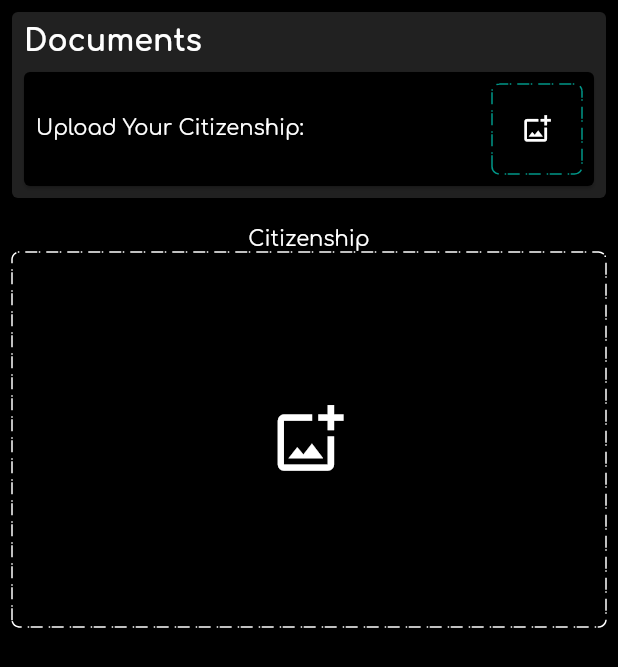
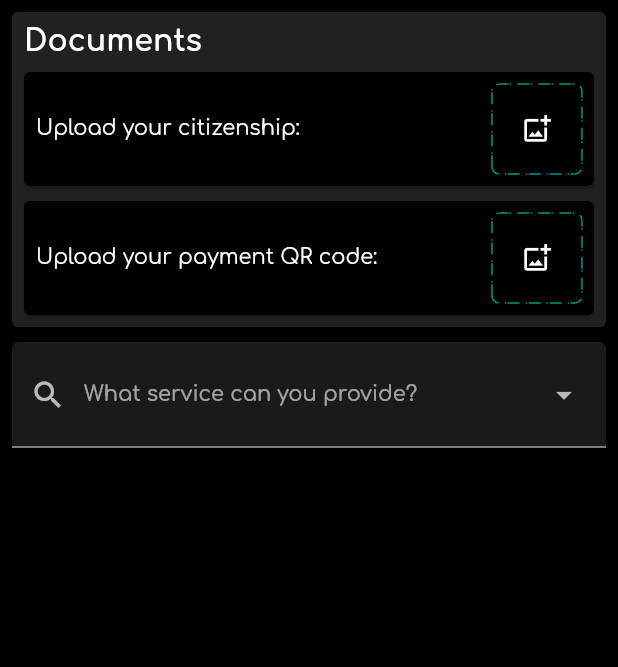
Before and after one commit to abhishekjaswl/khoj_handyman_app, a Flutter app: the UploadDocuments screen opened directly, on a phone screen of 412 x 824 dp. Shown: the top 667 px of the screen. Run offline on Flutter 3.47's test engine with Material 2 defaults, Android fonts, the phone set to English and light mode, and no system bars; drawn by our look-alikes of dotted_border; our stand-ins replace image_picker, lottie, otp_text_field; missing offline and left inert: avatars, cloudinary_public.

Commit message:
updated_snackbar | upload_picture_in_one

```diff
--- a/mobile_app/lib/core/models/user_model.dart
+++ b/mobile_app/lib/core/models/user_model.dart
@@ -8,6 +8,7 @@ class User {
   String role;
   String status;
   String? profilePicUrl;
+  String? citizenshipUrl;
 
   User(
     this.id,
@@ -19,6 +20,7 @@ class User {
     this.role,
     this.status,
     this.profilePicUrl,
+    this.citizenshipUrl,
   );
 
   factory User.fromJson(Map<String, dynamic> json) {
@@ -32,6 +34,7 @@ class User {
       (json['role']),
       (json['status']),
       (json['profilePicUrl']),
+      (json['citizenshipUrl']),
     );
   }
 
@@ -45,5 +48,6 @@ class User {
         'role': role,
         'status': status,
         'profilePicUrl': profilePicUrl,
+        'citizenshipUrl': citizenshipUrl,
       };
 }
--- a/mobile_app/lib/core/providers/currentuser_provider.dart
+++ b/mobile_app/lib/core/providers/currentuser_provider.dart
@@ -3,7 +3,7 @@ import 'package:flutter/widgets.dart';
 import '../models/user_model.dart';
 
 class CurrentUser extends ChangeNotifier {
-  User _currentUser = User('', '', '', '', 0, '', '', '', '');
+  User _currentUser = User('', '', '', '', 0, '', '', '', '', '');
 
   User get user => _currentUser;
 
@@ -17,7 +17,12 @@ class CurrentUser extends ChangeNotifier {
     notifyListeners();
   }
 
+  void updateCitizenshipUrl(String newCitizenship) {
+    _currentUser.citizenshipUrl = newCitizenship;
+    notifyListeners();
+  }
+
   void logoutUser() {
-    _currentUser = User('', '', '', '', 0, '', '', '', '');
+    _currentUser = User('', '', '', '', 0, '', '', '', '', '');
   }
 }
--- a/mobile_app/lib/ui/pages/kycForm/pages/upload_documents.dart
+++ b/mobile_app/lib/ui/pages/kycForm/pages/upload_documents.dart
@@ -1,33 +1,42 @@
+import 'package:avatars/avatars.dart';
 import 'package:dotted_border/dotted_border.dart';
 import 'package:flutter/material.dart';
-import 'package:image_picker/image_picker.dart';
+import 'package:mobile_app/core/services/uploadimage_service.dart';
 import 'package:provider/provider.dart';
 
 import '../../../../core/providers/currentuser_provider.dart';
-import '../../../../core/services/user_service.dart';
 
 class UploadDocuments extends StatefulWidget {
-  final GlobalKey<ScaffoldState> _scaffoldKey = GlobalKey<ScaffoldState>();
-  UploadDocuments({super.key});
+  const UploadDocuments({super.key});
 
   @override
   State<UploadDocuments> createState() => _UploadDocumentsState();
 }
 
+enum IconLabel {
+  plumbing('Plumbing', Icons.plumbing),
+  electrical('Electrical', Icons.electrical_services),
+  cleaning('Cleaning Services', Icons.cleaning_services),
+  carpentry('Carpentry', Icons.carpenter),
+  painting('Painting', Icons.format_paint),
+  landscaping('Landscaping', Icons.landscape);
+
+  const IconLabel(this.label, this.icon);
+  final String label;
+  final IconData icon;
+}
+
 class _UploadDocumentsState extends State<UploadDocuments> {
-  final UserService userService = UserService();
+  final UploadImageService uploadImageService = UploadImageService();
 
-  Future<void> _pickImage(ImageSource source, context, id) async {
-    await userService.uploadProfilePic(
-      source: source,
-      context: context,
-      id: id,
-    );
-  }
+  final TextEditingController iconController = TextEditingController();
+
+  IconLabel? selectedIcon;
 
   @override
   Widget build(BuildContext context) {
-    return Padding(
+    return Scaffold(
+      body: Padding(
         padding: const EdgeInsets.all(8.0),
         child: Column(
           children: [
@@ -46,93 +55,10 @@ class _UploadDocumentsState extends State<UploadDocuments> {
                       ),
                     ),
                     GestureDetector(
-                      onTap: () {
-                        showDialog(
+                      onTap: () async {
+                        await uploadImageService.showImageSourceDialog(
                           context: context,
-                          builder: (context) => AlertDialog(
-                            title: const Text(
-                              'Select image from',
-                              textAlign: TextAlign.center,
-                            ),
-                            content: Column(
-                              mainAxisSize: MainAxisSize.min,
-                              crossAxisAlignment: CrossAxisAlignment.stretch,
-                              children: [
-                                ElevatedButton(
-                                  onPressed: () {
-                                    Navigator.of(context).pop();
-                                    _pickImage(
-                                        ImageSource.gallery,
-                                        widget._scaffoldKey.currentContext,
-                                        Provider.of<CurrentUser>(
-                                          context,
-                                          listen: false,
-                                        ).user.id);
-                                  },
-                                  style: ElevatedButton.styleFrom(
-                                    backgroundColor:
-                                        Theme.of(context).colorScheme.secondary,
-                                  ),
-                                  child: Row(
-                                    mainAxisAlignment: MainAxisAlignment.center,
-                                    children: [
-                                      Icon(
-                                        Icons.image,
-                                        color: Theme.of(context)
-                                            .colorScheme
-                                            .primary,
-                                      ),
-                                      Text(
-                                        'Gallery',
-                                        style: TextStyle(
-                                          fontSize: 18,
-                                          color: Theme.of(context)
-                                              .colorScheme
-                                              .primary,
-                                        ),
-                                      ),
-                                    ],
-                                  ),
-                                ),
-                                ElevatedButton(
-                                  onPressed: () {
-                                    Navigator.of(context).pop();
-                                    _pickImage(
-                                        ImageSource.camera,
-                                        widget._scaffoldKey.currentContext,
-                                        Provider.of<CurrentUser>(context,
-                                                listen: false)
-                                            .user
-                                            .id);
-                                  },
-                                  style: ElevatedButton.styleFrom(
-                                    backgroundColor:
-                                        Theme.of(context).colorScheme.secondary,
-                                  ),
-                                  child: Row(
-                                    mainAxisAlignment: MainAxisAlignment.center,
-                                    children: [
-                                      Icon(
-                                        Icons.camera_alt,
-                                        color: Theme.of(context)
-                                            .colorScheme
-                                            .primary,
-                                      ),
-                                      Text(
-                                        'Camera',
-                                        style: TextStyle(
-                                          fontSize: 18,
-                                          color: Theme.of(context)
-                                              .colorScheme
-                                              .primary,
-                                        ),
-                                      ),
-                                    ],
-                                  ),
-                                ),
-                              ],
-                            ),
-                          ),
+                          purpose: 'Citizenship',
                         );
                       },
                       child: Card(
@@ -143,20 +69,88 @@ class _UploadDocumentsState extends State<UploadDocuments> {
                           child: Row(
                             mainAxisAlignment: MainAxisAlignment.spaceBetween,
                             children: [
-                              const Text('Upload Your Citizenship:'),
+                              const Text('Upload your citizenship:'),
                               SizedBox(
                                 height: 60,
                                 width: 60,
-                                child: DottedBorder(
+                                child: Provider.of<CurrentUser>(context)
+                                        .user
+                                        .citizenshipUrl!
+                                        .isEmpty
+                                    ? DottedBorder(
                                         borderType: BorderType.RRect,
                                         strokeCap: StrokeCap.square,
                                         radius: const Radius.circular(5),
                                         dashPattern: const [2, 0, 5],
-                                  color: Theme.of(context).colorScheme.tertiary,
+                                        color: Theme.of(context)
+                                            .colorScheme
+                                            .tertiary,
                                         child: const Center(
                                           child: Icon(
                                             Icons.add_photo_alternate_outlined,
                                             size: 20,
+                                          ),
+                                        ),
+                                      )
+                                    : Avatar(
+                                        shape: AvatarShape.rectangle(60, 60),
+                                        sources: [
+                                          NetworkSource(
+                                              Provider.of<CurrentUser>(context)
+                                                  .user
+                                                  .citizenshipUrl!)
+                                        ],
+                                      ),
+                              ),
+                            ],
+                          ),
+                        ),
+                      ),
+                    ),
+                    GestureDetector(
+                      onTap: () {},
+                      child: Card(
+                        color: Colors.black,
+                        margin: const EdgeInsets.only(top: 10),
+                        child: Padding(
+                          padding: const EdgeInsets.all(8.0),
+                          child: Row(
+                            mainAxisAlignment: MainAxisAlignment.spaceBetween,
+                            children: [
+                              const Text('Upload your payment QR code:'),
+                              SizedBox(
+                                height: 60,
+                                width: 60,
+                                child: Provider.of<CurrentUser>(context)
+                                        .user
+                                        .citizenshipUrl!
+                                        .isEmpty
+                                    ? DottedBorder(
+                                        borderType: BorderType.RRect,
+                                        strokeCap: StrokeCap.square,
+                                        radius: const Radius.circular(5),
+                                        dashPattern: const [2, 0, 5],
+                                        color: Theme.of(context)
+                                            .colorScheme
+                                            .tertiary,
+                                        child: const Center(
+                                          child: Icon(
+                                            Icons.add_photo_alternate_outlined,
+                                            size: 20,
+                                          ),
+                                        ),
+                                      )
+                                    : Avatar(
+                                        shape: AvatarShape.rectangle(60, 60),
+                                        sources: [
+                                          NetworkSource(
+                                              Provider.of<CurrentUser>(context)
+                                                  .user
+                                                  .citizenshipUrl!)
+                                        ],
+                                      ),
+                              ),
+                            ],
                           ),
                         ),
                       ),
@@ -164,36 +158,39 @@ class _UploadDocumentsState extends State<UploadDocuments> {
                   ],
                 ),
               ),
-                      )),
-                ],
-              ),
-            ),
             ),
             Padding(
-            padding: const EdgeInsets.symmetric(vertical: 20),
-            child: Column(
-              children: [
-                const Text('Citizenship'),
-                SizedBox(
-                  height: 250,
-                  child: DottedBorder(
-                    borderType: BorderType.RRect,
-                    strokeCap: StrokeCap.square,
-                    radius: const Radius.circular(5),
-                    dashPattern: const [2, 0, 5],
-                    color: Colors.white,
-                    child: const Center(
-                      child: Icon(
-                        Icons.add_photo_alternate_outlined,
-                        size: 50,
+              padding: const EdgeInsets.symmetric(vertical: 10),
+              child: DropdownMenu<IconLabel>(
+                controller: iconController,
+                width: MediaQuery.of(context).size.width,
+                enableFilter: true,
+                requestFocusOnTap: true,
+                leadingIcon: const Icon(Icons.search),
+                label: const Text('What service can you provide?'),
+                inputDecorationTheme: const InputDecorationTheme(
+                  filled: true,
+                  contentPadding: EdgeInsets.symmetric(vertical: 20),
                 ),
-                    ),
+                onSelected: (IconLabel? icon) {
+                  setState(() {
+                    selectedIcon = icon;
+                  });
+                },
+                dropdownMenuEntries:
+                    IconLabel.values.map<DropdownMenuEntry<IconLabel>>(
+                  (IconLabel icon) {
+                    return DropdownMenuEntry<IconLabel>(
+                      value: icon,
+                      label: icon.label,
+                      leadingIcon: Icon(icon.icon),
+                    );
+                  },
+                ).toList(),
               ),
             ),
           ],
         ),
-          )
-        ],
       ),
     );
   }
--- a/mobile_app/lib/ui/widgets/cstm_drawer.dart
+++ b/mobile_app/lib/ui/widgets/cstm_drawer.dart
@@ -40,6 +40,8 @@ class _CstmDrawerState extends State<CstmDrawer> {
               accountEmail: Text(
                 Provider.of<CurrentUser>(context).user.email,
                 overflow: TextOverflow.ellipsis,
+                style:
+                    TextStyle(color: Theme.of(context).colorScheme.secondary),
               ),
               currentAccountPicture: Avatar(
                 sources: [
--- /dev/null
+++ b/mobile_app/lib/ui/widgets/cstm_snackbar.dart
@@ -0,0 +1,45 @@
+import 'package:flutter/material.dart';
+
+class CstmSnackBar extends SnackBar {
+  CstmSnackBar({
+    super.key,
+    required String text,
+    required String type,
+  }) : super(
+          content: Row(
+            mainAxisAlignment: MainAxisAlignment.center,
+            children: [
+              type == 'loading'
+                  ? const SizedBox(
+                      height: 20,
+                      width: 20,
+                      child: CircularProgressIndicator(
+                        strokeWidth: 2,
+                        color: Colors.white,
+                      ),
+                    )
+                  : type == 'error'
+                      ? const Icon(Icons.report)
+                      : type == 'success'
+                          ? const Icon(Icons.check_circle)
+                          : const Icon(Icons.warning),
+              const SizedBox(
+                width: 20,
+              ),
+              Text(
+                text,
+                style: const TextStyle(
+                  color: Colors.white,
+                ),
+              ),
+            ],
+          ),
+          margin: const EdgeInsets.all(20),
+          behavior: SnackBarBehavior.floating,
+          backgroundColor: type == 'error'
+              ? const Color(0xFFA33333)
+              : type == 'success'
+                  ? Colors.teal
+                  : Colors.deepOrangeAccent,
+        );
+}
```
Also changed, not shown: mobile_app/lib/core/services/auth_service.dart (+40 -8 lines), mobile_app/lib/core/services/uploadimage_service.dart (+178 -1 lines), mobile_app/lib/ui/pages/loginregister/register.dart (+9 -2 lines), mobile_app/lib/ui/pages/profile/profile.dart (+12 -95 lines), 2 other files. Lines whose indentation alone changed are shown as unchanged.
